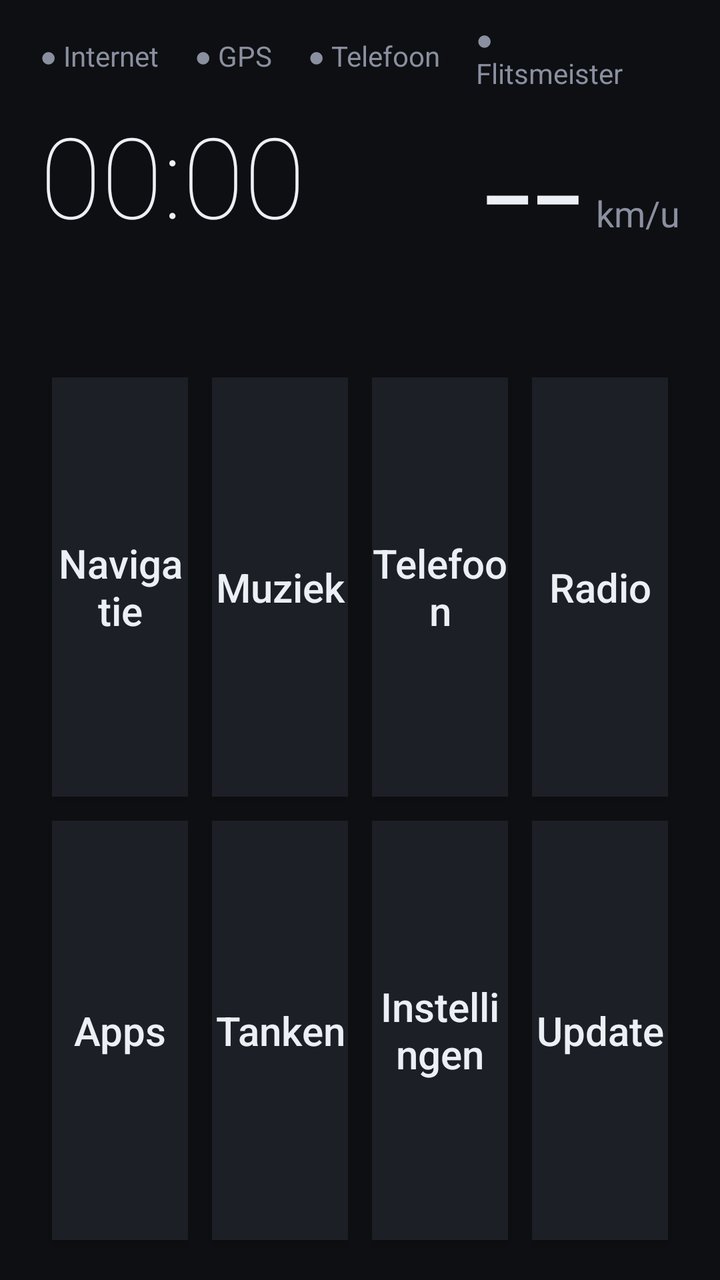
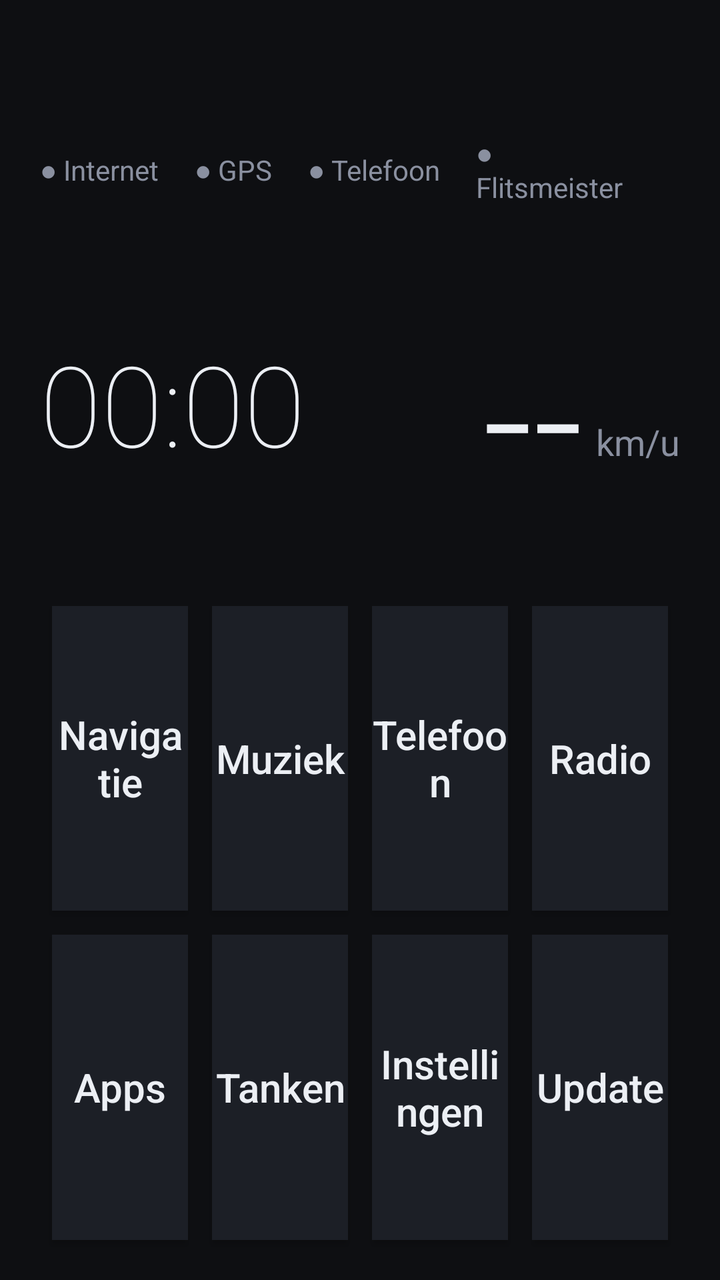

Before-and-after screenshots of an Android layout around one commit, followed by the original layout XML and the change that was made.
<!-- AndroidManifest.xml: application theme Theme.OptimusLauncher -->
<!-- res/layout/activity_main.xml -->
<?xml version="1.0" encoding="utf-8"?>
<LinearLayout xmlns:android="http://schemas.android.com/apk/res/android"
    android:layout_width="match_parent"
    android:layout_height="match_parent"
    android:orientation="vertical"
    android:background="@color/bg"
    android:paddingStart="20dp"
    android:paddingEnd="20dp"
    android:paddingTop="10dp"
    android:paddingBottom="14dp">

    
    <LinearLayout
        android:layout_width="match_parent"
        android:layout_height="wrap_content"
        android:orientation="horizontal"
        android:gravity="center_vertical">

        <TextView android:id="@+id/st_net" style="@style/Status" android:text="● Internet" />
        <TextView android:id="@+id/st_gps" style="@style/Status" android:text="● GPS" />
        <TextView android:id="@+id/st_phone" style="@style/Status" android:text="● Telefoon" />
        <TextView android:id="@+id/st_flits" style="@style/Status" android:text="● Flitsmeister" />

        <View android:layout_width="0dp" android:layout_height="1dp" android:layout_weight="1" />

        <TextView android:id="@+id/st_tank" style="@style/Status" android:text="⛽ tank ?" />
    </LinearLayout>

    
    <LinearLayout
        android:layout_width="match_parent"
        android:layout_height="wrap_content"
        android:orientation="horizontal"
        android:gravity="bottom">

        <LinearLayout
            android:layout_width="0dp"
            android:layout_height="wrap_content"
            android:layout_weight="1"
            android:orientation="vertical">

            <TextView
                android:id="@+id/clock"
                android:layout_width="wrap_content"
                android:layout_height="wrap_content"
                android:text="00:00"
                android:textColor="@color/fg"
                android:textSize="56sp"
                android:fontFamily="sans-serif-thin" />

            <TextView
                android:id="@+id/date"
                android:layout_width="wrap_content"
                android:layout_height="wrap_content"
                android:textColor="@color/fg_dim"
                android:textSize="18sp" />
        </LinearLayout>

        <LinearLayout
            android:layout_width="wrap_content"
            android:layout_height="wrap_content"
            android:orientation="horizontal"
            android:gravity="bottom">

            <TextView
                android:id="@+id/speed"
                android:layout_width="wrap_content"
                android:layout_height="wrap_content"
                android:text="--"
                android:textColor="@color/fg"
                android:textSize="88sp"
                android:fontFamily="sans-serif-light"
                android:includeFontPadding="false" />

            <TextView
                android:layout_width="wrap_content"
                android:layout_height="wrap_content"
                android:layout_marginStart="6dp"
                android:layout_marginBottom="14dp"
                android:text="km/u"
                android:textColor="@color/fg_dim"
                android:textSize="18sp" />
        </LinearLayout>
    </LinearLayout>

    
    <TextView
        android:id="@+id/trip"
        android:layout_width="match_parent"
        android:layout_height="wrap_content"
        android:layout_marginTop="4dp"
        android:layout_marginBottom="8dp"
        android:textColor="@color/fg_dim"
        android:textSize="16sp"
        android:singleLine="true"
        android:ellipsize="end" />

    
    <GridLayout
        android:layout_width="match_parent"
        android:layout_height="0dp"
        android:layout_weight="1"
        android:columnCount="4"
        android:rowCount="2"
        android:alignmentMode="alignBounds"
        android:useDefaultMargins="false">

        <Button android:id="@+id/btn_nav" style="@style/Tile" android:text="@string/nav" />
        <Button android:id="@+id/btn_music" style="@style/Tile" android:text="@string/music" />
        <Button android:id="@+id/btn_phone" style="@style/Tile" android:text="@string/phone" />
        <Button android:id="@+id/btn_radio" style="@style/Tile" android:text="@string/radio" />
        <Button android:id="@+id/btn_apps" style="@style/Tile" android:text="@string/apps" />
        <Button android:id="@+id/btn_fuel" style="@style/Tile" android:text="@string/fuel" />
        <Button android:id="@+id/btn_settings" style="@style/Tile" android:text="@string/settings" />
        <Button android:id="@+id/btn_update" style="@style/Tile" android:text="@string/update" />

    </GridLayout>

</LinearLayout>
<!-- resources referenced by this layout -->
<resources>
  <color name="bg">#0E0F12</color>
  <color name="fg">#ECEFF4</color>
  <color name="fg_dim">#8A90A0</color>
  <string name="apps">Apps</string>
  <string name="fuel">Tanken</string>
  <string name="music">Muziek</string>
  <string name="nav">Navigatie</string>
  <string name="phone">Telefoon</string>
  <string name="radio">Radio</string>
  <string name="settings">Instellingen</string>
  <string name="update">Update</string>
  <style name="Status">
          <item name="android:layout_width">wrap_content</item>
          <item name="android:layout_height">wrap_content</item>
          <item name="android:layout_marginEnd">18dp</item>
          <item name="android:textColor">@color/fg_dim</item>
          <item name="android:textSize">14sp</item>
      </style>
  <style name="Tile">
          <item name="android:layout_width">0dp</item>
          <item name="android:layout_height">0dp</item>
          <item name="android:layout_columnWeight">1</item>
          <item name="android:layout_rowWeight">1</item>
          <item name="android:layout_margin">6dp</item>
          <item name="android:background">@color/tile</item>
          <item name="android:textColor">@color/fg</item>
          <item name="android:textSize">20sp</item>
          <item name="android:textAllCaps">false</item>
      </style>
  <style name="Theme.OptimusLauncher" parent="@android:style/Theme.Material.NoActionBar">
          <item name="android:windowBackground">@color/bg</item>
          <item name="android:statusBarColor">@color/bg</item>
          <item name="android:navigationBarColor">@color/bg</item>
      </style>
  <color name="tile">#1C1F26</color>
</resources>

<!-- the commit's change to res/layout/activity_main.xml (unified diff, before → after) -->
@@ -20,6 +20,7 @@
         <TextView android:id="@+id/st_gps" style="@style/Status" android:text="● GPS" />
         <TextView android:id="@+id/st_phone" style="@style/Status" android:text="● Telefoon" />
         <TextView android:id="@+id/st_flits" style="@style/Status" android:text="● Flitsmeister" />
+        <TextView android:id="@+id/st_log" style="@style/Status" android:text="● Autolog" />
 
         <View android:layout_width="0dp" android:layout_height="1dp" android:layout_weight="1" />
 
